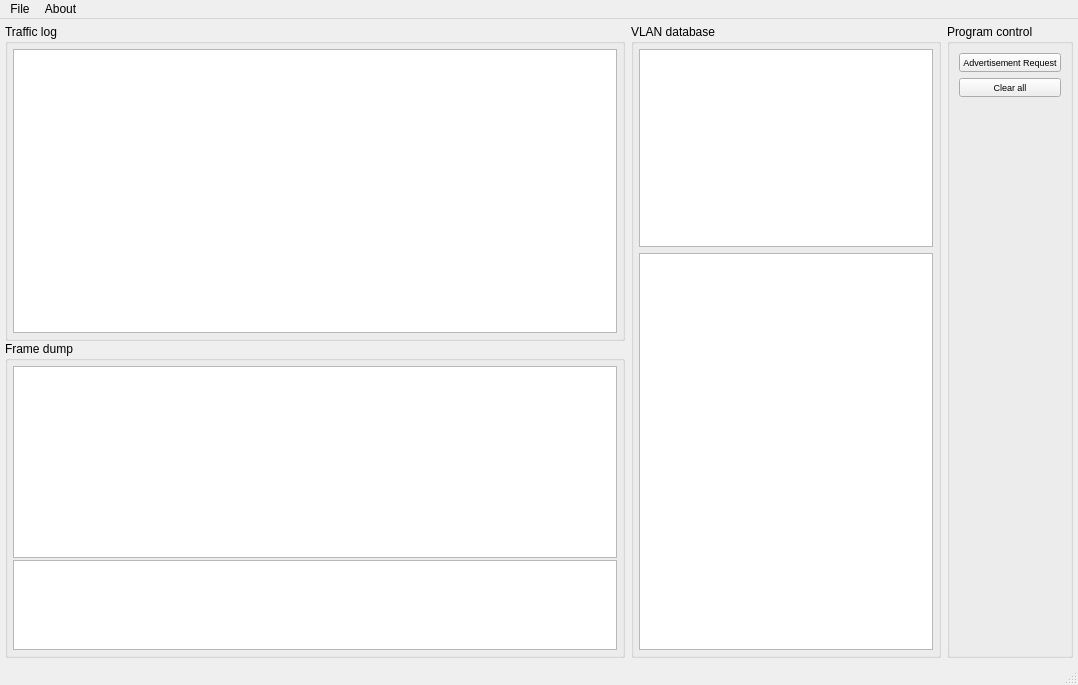
First picture: the form in src/gui/mainwindow.ui, repository MartinUbl/kiv-psi-vtpgui, before the edit.
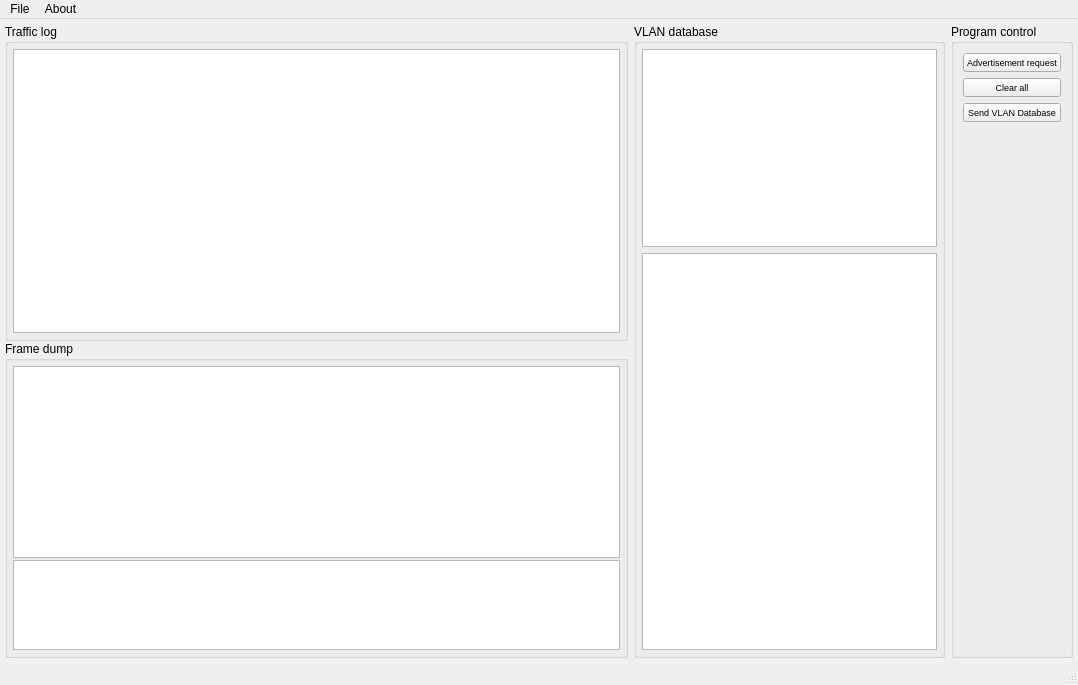
Second picture: the form after the edit.

Commit message: Implemented VLAN database sending

The edit to the form file:
```diff
--- a/src/gui/mainwindow.ui
+++ b/src/gui/mainwindow.ui
@@ -315,7 +315,7 @@
             </font>
            </property>
            <property name="text">
-            <string>Advertisement Request</string>
+            <string>Advertisement request</string>
            </property>
           </widget>
          </item>
@@ -332,6 +332,21 @@
            </property>
           </widget>
          </item>
+         <item>
+          <widget class="QPushButton" name="sendVlansButton">
+           <property name="enabled">
+            <bool>true</bool>
+           </property>
+           <property name="font">
+            <font>
+             <pointsize>7</pointsize>
+            </font>
+           </property>
+           <property name="text">
+            <string>Send VLAN Database</string>
+           </property>
+          </widget>
+         </item>
          <item>
           <spacer name="verticalSpacer">
            <property name="orientation">
```
The commit also changes 6 other files.
